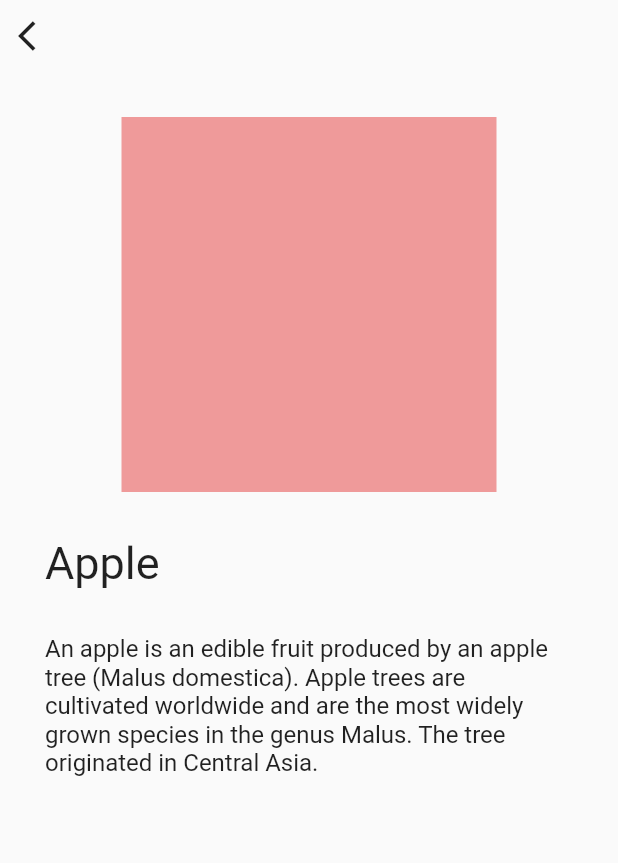
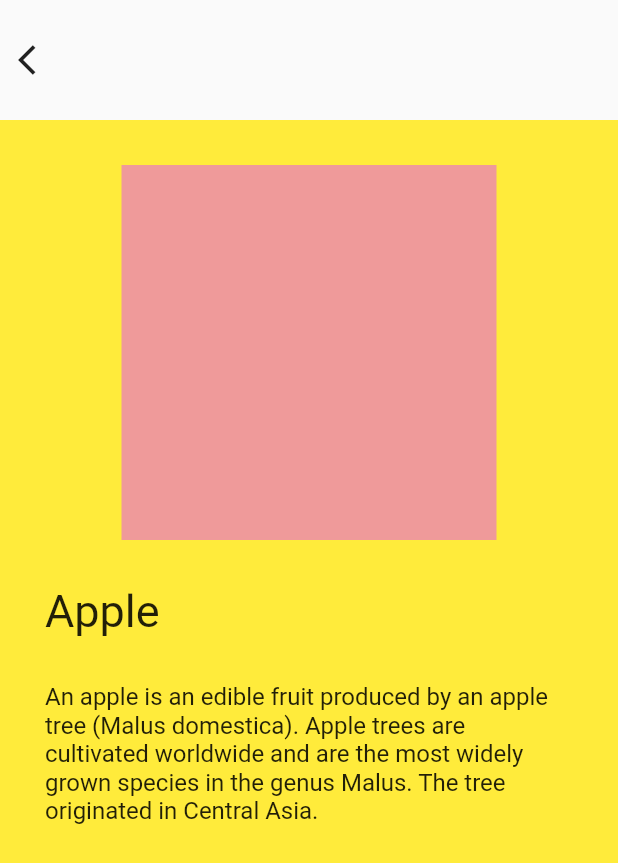
Before and after one commit to codingbbq/flutter_fruit_slider, a Flutter app: the FruitsPage screen opened by its route, on a phone screen of 412 x 824 dp. Shown: the top 863 px of the screen. Run offline on Flutter 3.47's test engine with Material 2 defaults, Android fonts, the phone set to English and light mode, and no system bars.

```diff
--- /dev/null
+++ b/lib/pages/fruits/apple_card.dart
@@ -0,0 +1,37 @@
+import 'package:flutter/material.dart';
+
+class AppleCard extends StatelessWidget {
+  @override
+  Widget build(BuildContext context) {
+    return Column(
+        crossAxisAlignment: CrossAxisAlignment.start,
+        children: <Widget>[
+          Center(
+            child: Container(
+              width: 250,
+              height: 250,
+              color: Colors.red[200],
+            ),
+          ),
+          SizedBox(
+            height: 30.0,
+          ),
+          Text(
+            "Apple",
+            style: TextStyle(
+              fontSize: 30.0
+            ),
+          ),
+          SizedBox(
+            height: 30.0,
+          ),
+          Text(
+            "An apple is an edible fruit produced by an apple tree (Malus domestica). Apple trees are cultivated worldwide and are the most widely grown species in the genus Malus. The tree originated in Central Asia.",
+            style: TextStyle(
+              fontSize: 16.0
+            ),
+          )
+        ],
+      );
+  }
+}
--- a/lib/pages/fruits/apples.dart
+++ /dev/null
@@ -1,10 +0,0 @@
-import 'package:flutter/material.dart';
-
-class ApplesPage extends StatelessWidget {
-  @override
-  Widget build(BuildContext context) {
-    return Container(
-
-    );
-  }
-}
--- a/lib/pages/fruits/fruits_page.dart
+++ b/lib/pages/fruits/fruits_page.dart
@@ -1,17 +1,16 @@
 import 'package:flutter/material.dart';
+import 'apple_card.dart';
 
 class FruitsPage extends StatelessWidget {
   @override
   Widget build(BuildContext context) {
     return Scaffold(
       body: SafeArea(
-        child: Container(
         child: Column(
           children: <Widget>[
             Header(),
             Body(),
           ],
-          ),
         ),
       ),
     );
@@ -21,7 +20,7 @@ class FruitsPage extends StatelessWidget {
 class Header extends StatelessWidget {
   @override
   Widget build(BuildContext context) {
-    return Container(
+    return Expanded(
       child: Row(
         children: <Widget>[
           IconButton(
@@ -40,37 +39,17 @@ class Body extends StatelessWidget {
   @override
   Widget build(BuildContext context) {
     return Container(
+      width: MediaQuery.of(context).size.width,
+      height: MediaQuery.of(context).size.height - 80,
+      color: Colors.yellow,
       padding: EdgeInsets.symmetric(vertical: 30.0, horizontal: 30.0),
-      child: Column(
-        crossAxisAlignment: CrossAxisAlignment.start,
+      child: PageView(
+          scrollDirection: Axis.horizontal,
           children: <Widget>[
-          Center(
-            child: Container(
-              width: 250,
-              height: 250,
-              color: Colors.red[200],
-            ),
-          ),
-          SizedBox(
-            height: 30.0,
-          ),
-          Text(
-            "Apple",
-            style: TextStyle(
-              fontSize: 30.0
-            ),
-          ),
-          SizedBox(
-            height: 30.0,
-          ),
-          Text(
-            "An apple is an edible fruit produced by an apple tree (Malus domestica). Apple trees are cultivated worldwide and are the most widely grown species in the genus Malus. The tree originated in Central Asia.",
-            style: TextStyle(
-              fontSize: 16.0
-            ),
+            AppleCard(),
+            AppleCard()
+          ],
         )
-        ],
-      ),
     );
   }
 }
```
Lines whose indentation alone changed are shown as unchanged.
